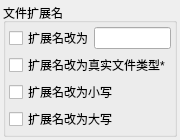
This is ui/src/ui_widget_file_extension.ui in PPJUST/Easy-ReNamer as Qt 5 draws it before an edit. The edited form follows.
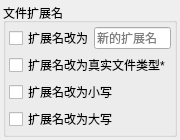
This is the edited form.

```diff
--- a/ui/src/ui_widget_file_extension.ui
+++ b/ui/src/ui_widget_file_extension.ui
@@ -63,7 +63,11 @@
          </widget>
         </item>
         <item>
-         <widget class="QLineEdit" name="lineEdit_file_extension"/>
+         <widget class="QLineEdit" name="lineEdit_file_extension">
+          <property name="placeholderText">
+           <string>新的扩展名</string>
+          </property>
+         </widget>
         </item>
        </layout>
       </item>
```
